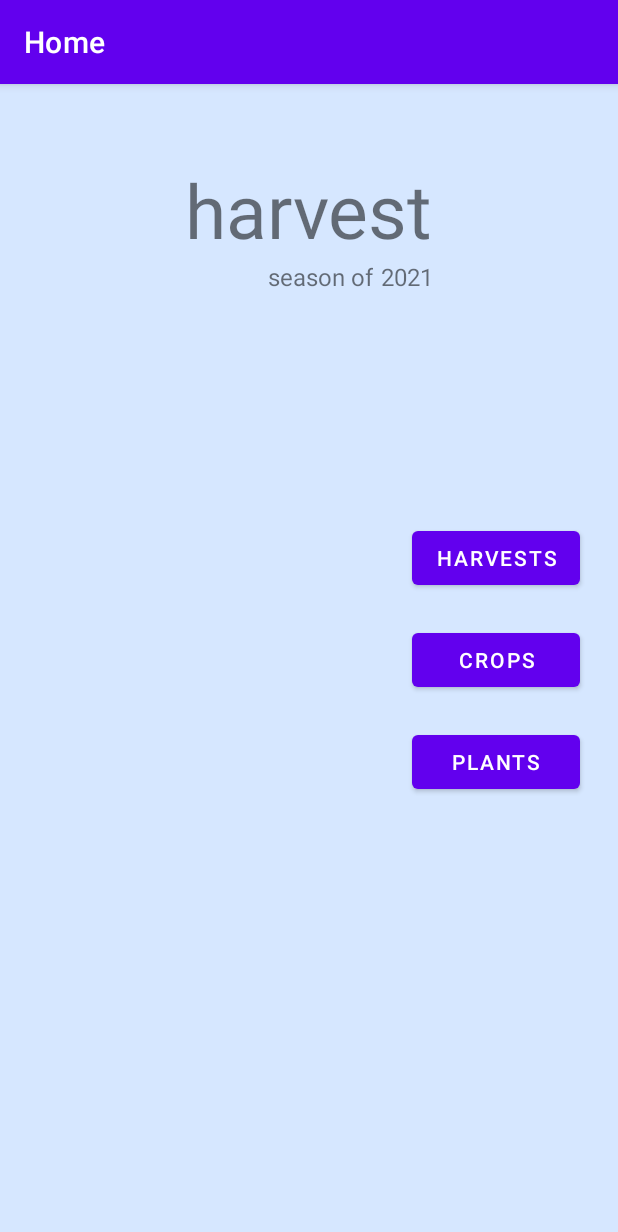
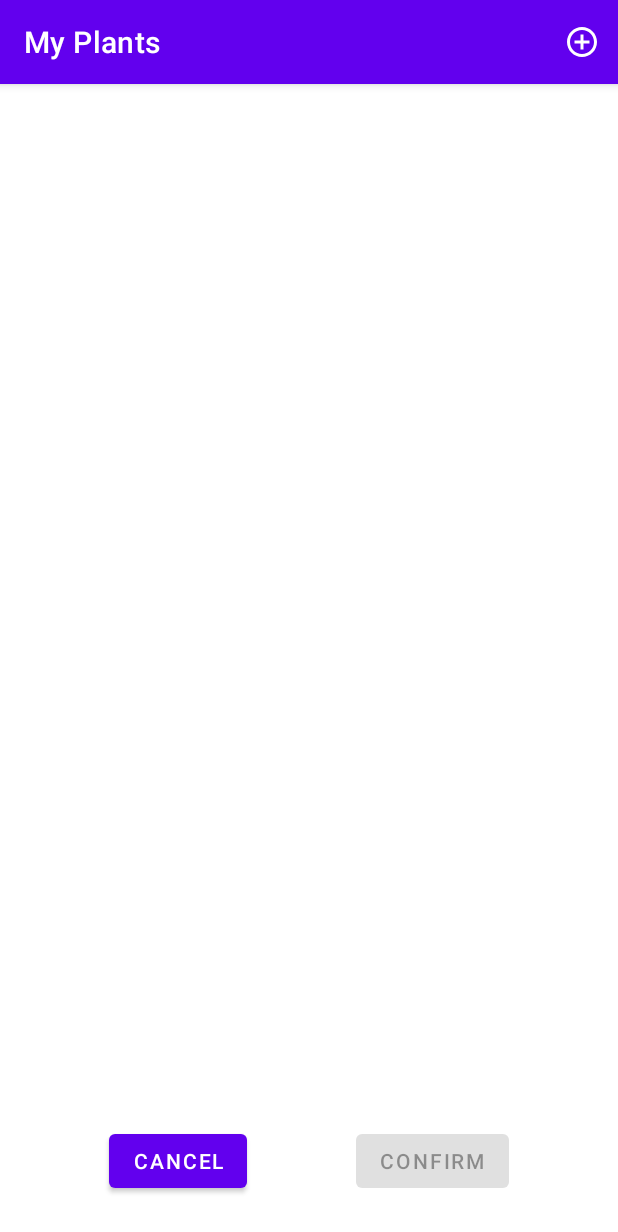
Before and after one commit to AdiThakur/harvest, an Android app: the screen it shows after launch (MainActivity), after a tap on "PLANTS", on a phone screen of 412 x 824 dp. Shown: the top 1232 px of the screen. Run offline under Robolectric (Android 15) with nearby library versions, the phone set to English and light mode, and no system bars; our stand-ins replace Room's generated code.

Commit message:
Added conditional rendering logic for PlantList in order to appropriately scope its VMs

```diff
--- a/app/src/main/java/com/example/harvest/HomeFragment.java
+++ b/app/src/main/java/com/example/harvest/HomeFragment.java
@@ -49,7 +49,7 @@ public class HomeFragment extends BaseFragment
 
 		Button plantsButton = view.findViewById(R.id.home_plantsButton);
 		plantsButton.setOnClickListener((v) -> {
-//			launch(R.id.action_homeFragment_to_plantListFragment2);
+			launch(R.id.action_homeFragment_to_plant_nav_graph);
 		});
 
 	}
--- a/app/src/main/java/com/example/harvest/plant/PlantListFragment.java
+++ b/app/src/main/java/com/example/harvest/plant/PlantListFragment.java
@@ -2,6 +2,7 @@ package com.example.harvest.plant;
 
 import android.app.AlertDialog;
 import android.os.Bundle;
+import android.util.Log;
 import android.util.Pair;
 import android.view.LayoutInflater;
 import android.view.Menu;
@@ -15,6 +16,9 @@ import android.widget.Toast;
 import androidx.annotation.ColorRes;
 import androidx.annotation.NonNull;
 import androidx.annotation.Nullable;
+import androidx.navigation.NavBackStackEntry;
+import androidx.navigation.NavController;
+import androidx.navigation.fragment.NavHostFragment;
 import androidx.recyclerview.widget.LinearLayoutManager;
 import androidx.recyclerview.widget.RecyclerView;
 
@@ -41,12 +45,15 @@ public class PlantListFragment extends BaseFragment implements OnClickListener
 	{
 		super.onCreate(savedInstanceState);
 		setHasOptionsMenu(true);
-		// getParentFragment() should never result in an NPE because PlantListFragment is NEVER
-		// hosted directly in an Activity
-//		NavController controller = NavHostFragment.findNavController(this);
-//		NavBackStackEntry entry = controller.getPreviousBackStackEntry();
-//		Log.println(Log.DEBUG, "PlantList", entry.getDestination().toString());
-		cropAddVM = getProvider(R.id.crop_add_graph).get(CropAddVM.class);
+
+		// TODO: Create two separate fragments (PlantSelectList and PlantViewList) that both inherit common logic from PlantList; more robust option for conditional rendering
+		String caller = getCaller();
+		if (caller.equals("fragment_crop_add")) {
+			cropAddVM = getProvider(R.id.crop_add_graph).get(CropAddVM.class);
+		} else {
+			cropAddVM = getProvider(R.id.plant_nav_graph).get(CropAddVM.class);
+		}
+
 		plantVM = getProvider(R.id.plant_nav_graph).get(PlantVM.class);
 	}
 
--- a/app/src/main/java/common/BaseFragment.java
+++ b/app/src/main/java/common/BaseFragment.java
@@ -6,6 +6,7 @@ import androidx.annotation.IdRes;
 import androidx.fragment.app.Fragment;
 import androidx.lifecycle.ViewModelProvider;
 import androidx.lifecycle.ViewModelStoreOwner;
+import androidx.navigation.NavBackStackEntry;
 import androidx.navigation.NavController;
 import androidx.navigation.NavDestination;
 import androidx.navigation.fragment.NavHostFragment;
@@ -49,4 +50,15 @@ public class BaseFragment extends Fragment
 			NavHostFragment.findNavController(this).navigate(action);
 		}
 	}
+
+	protected String getCaller()
+	{
+		try {
+			NavController controller = NavHostFragment.findNavController(this);
+			NavBackStackEntry entry = controller.getPreviousBackStackEntry();
+			return entry.getDestination().getLabel().toString();
+		} catch (NullPointerException e) {
+			return "";
+		}
+	}
 }
--- a/app/src/main/res/navigation/main_nav_graph.xml
+++ b/app/src/main/res/navigation/main_nav_graph.xml
@@ -7,6 +7,9 @@
     <include
         app:graph="@navigation/crop_nav_graph"
     />
+    <include
+        app:graph="@navigation/plant_nav_graph"
+        />
     <fragment
         android:id="@+id/homeFragment"
         android:name="com.example.harvest.HomeFragment"
@@ -16,5 +19,8 @@
             android:id="@+id/action_homeFragment_to_crop_nav_graph"
             app:destination="@id/crop_nav_graph"
             />
+        <action
+            android:id="@+id/action_homeFragment_to_plant_nav_graph"
+            app:destination="@id/plant_nav_graph" />
     </fragment>
 </navigation>
```
